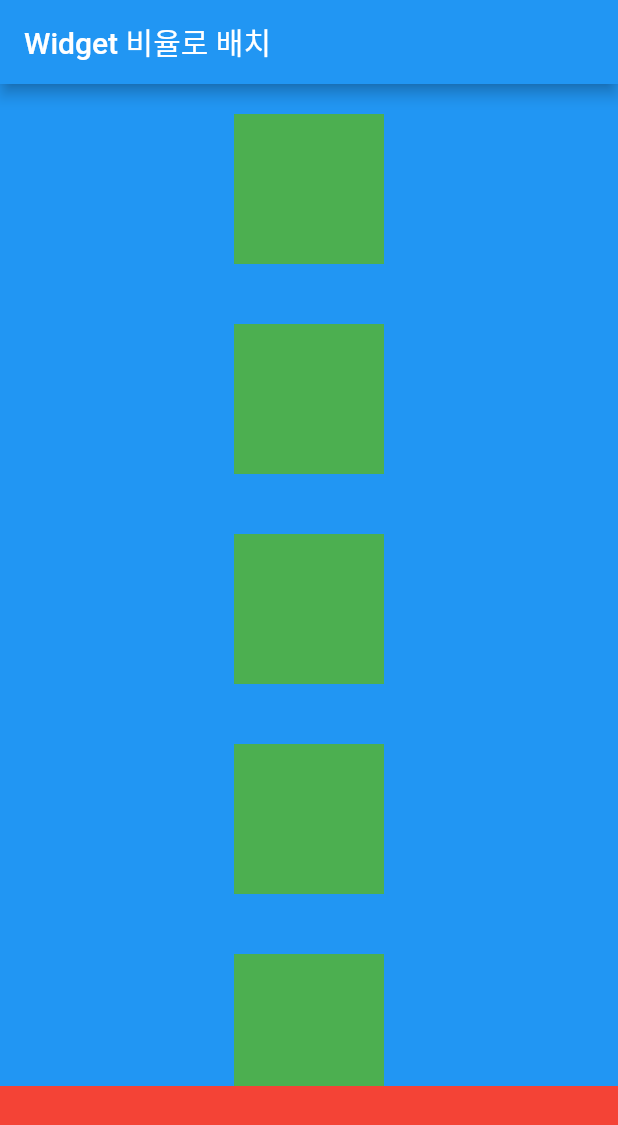
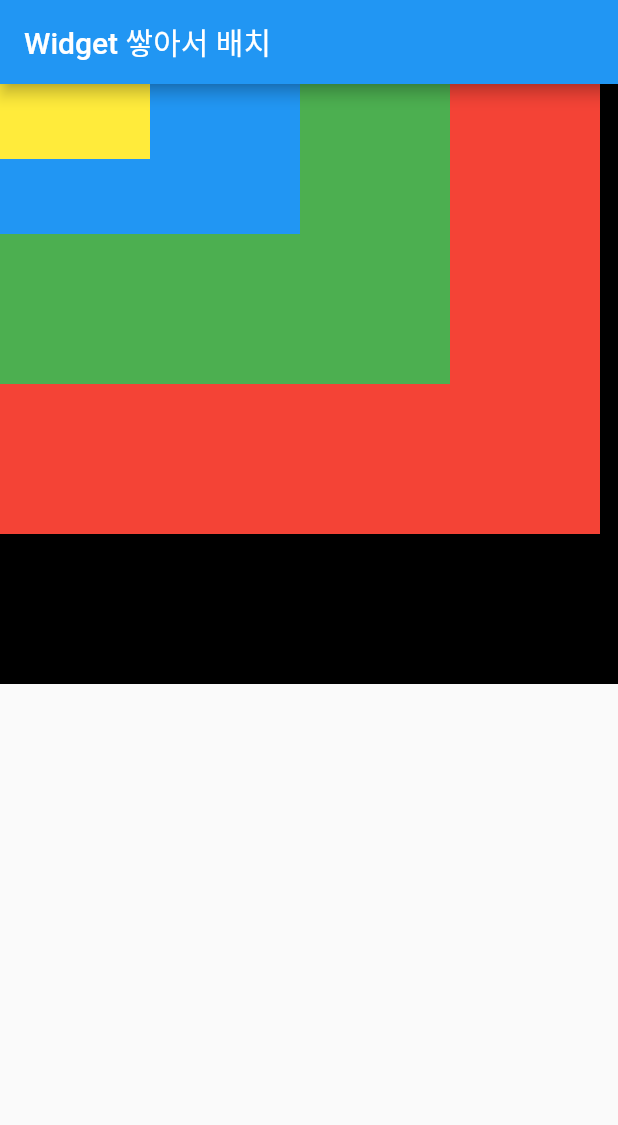
Before and after one commit to JangWoojun/flutter_layout, a Flutter app: the screen it shows after launch, on a phone screen of 412 x 824 dp. Shown: the top 1125 px of the screen. Run offline on Flutter 3.47's test engine with Material 2 defaults, Android fonts, the phone set to English and light mode, and no system bars.

Commit message:
stack을 통해 위젯을 겹쳐서 배치

```diff
--- a/lib/main.dart
+++ b/lib/main.dart
@@ -4,7 +4,7 @@ void main() {
   runApp(MaterialApp(
     home: Scaffold(
       appBar: AppBar(
-        title: Text("Widget 비율로 배치"),
+        title: Text("Widget 쌓아서 배치"),
       ),
       body: const Body(),
     ),
@@ -16,61 +16,33 @@ class Body extends StatelessWidget {
 
   @override
   Widget build(BuildContext context) {
-    return Column(
-      children: [
-        Expanded( // SingleChildScrollView 내부에서는 Expanded, Flexible 둘다 사용 불뷰
-          child: Container(
-            color: Colors.blue,
-            width: double.infinity,
-            height: 200,
-            child: SingleChildScrollView(
-              child: Column(
+    return Stack(
       children: [
         Container(
-                    color: Colors.green,
-                    height: 100,
-                    width: 100,
-                    margin: const EdgeInsets.symmetric(vertical: 20),
+          width: 500,
+          height: 400,
+          color: Colors.black,
         ),
         Container(
-                    color: Colors.green,
-                    height: 100,
-                    width: 100,
-                    margin: const EdgeInsets.symmetric(vertical: 20),
+          width: 400,
+          height: 300,
+          color: Colors.red,
         ),
         Container(
+          width: 300,
+          height: 200,
           color: Colors.green,
-                    height: 100,
-                    width: 100,
-                    margin: const EdgeInsets.symmetric(vertical: 20),
         ),
         Container(
-                    color: Colors.green,
+          width: 200,
           height: 100,
-                    width: 100,
-                    margin: const EdgeInsets.symmetric(vertical: 20),
+          color: Colors.blue,
         ),
         Container(
-                    color: Colors.green,
-                    height: 100,
           width: 100,
-                    margin: const EdgeInsets.symmetric(vertical: 20),
+          height: 50,
+          color: Colors.yellow,
         ),
-                  Container(
-                    color: Colors.green,
-                    height: 100,
-                    width: 100,
-                    margin: const EdgeInsets.symmetric(vertical: 20),
-                  ),
-                ],
-              ),
-            ),
-          ),
-        ),
-        Container(
-          color: Colors.red,
-          height: 100,
-        )
       ],
     );
   }
```
Lines whose indentation alone changed are shown as unchanged.
